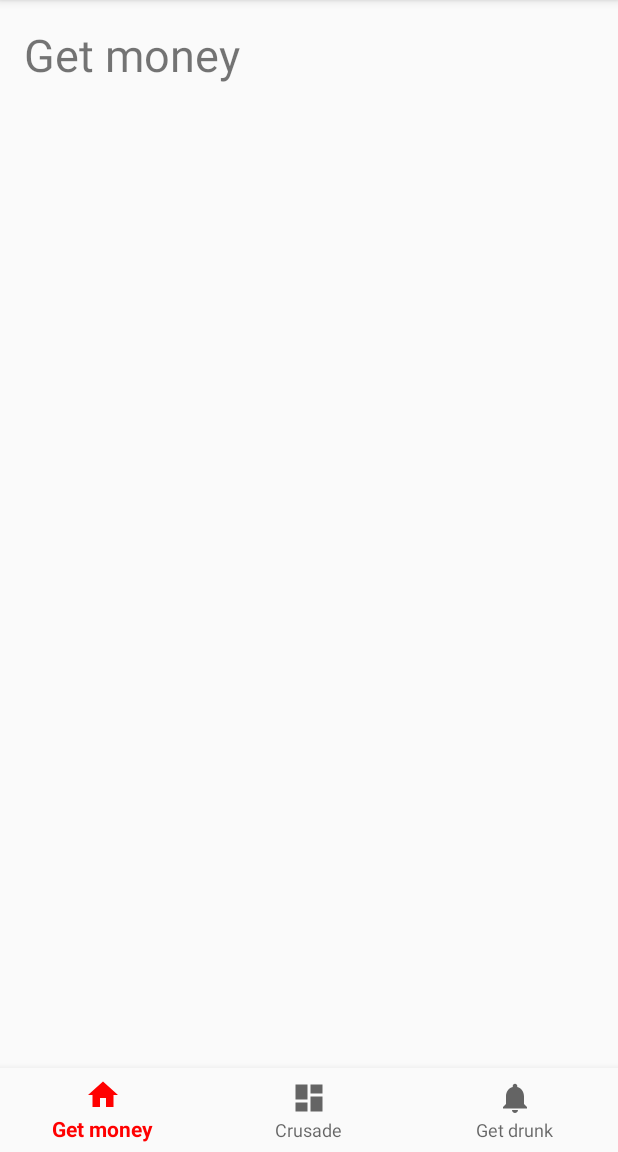
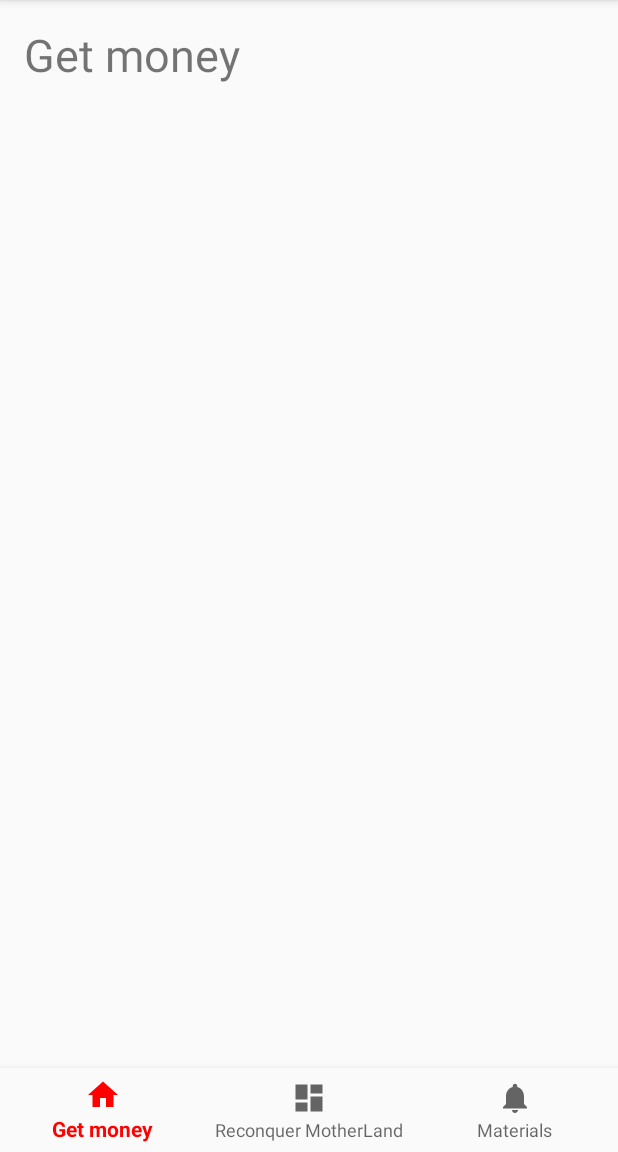
Before and after one commit to GPr1me/URSS-ContractorBOT, an Android app: the screen it shows after launch (MainActivity), on a phone screen of 412 x 824 dp, the part 84-1236 px from its top. Run offline under Robolectric (Android 15) with nearby library versions, the phone set to English and light mode, and no system bars; 12 statements that could not run were skipped.

Commit message:
progress db

```diff
--- a/app/src/main/java/urss/contractorbot/MainActivity.java
+++ b/app/src/main/java/urss/contractorbot/MainActivity.java
@@ -5,11 +5,19 @@ import android.support.annotation.NonNull;
 import android.support.design.widget.BottomNavigationView;
 import android.support.v7.app.AppCompatActivity;
 import android.view.MenuItem;
+import android.widget.ListView;
 import android.widget.TextView;
+import android.content.Intent;
+import android.database.Cursor;
 
 public class MainActivity extends AppCompatActivity {
 
     private TextView mTextMessage;
+    private MySQLiteHelper db;
+    private Cursor cursor;
+    private MaterialCursorAdapter adapter;
+    private ListView lvMaterial;
+
 
     private BottomNavigationView.OnNavigationItemSelectedListener mOnNavigationItemSelectedListener
             = new BottomNavigationView.OnNavigationItemSelectedListener() {
@@ -24,7 +32,7 @@ public class MainActivity extends AppCompatActivity {
                     mTextMessage.setText(R.string.content_dashboard);
                     return true;
                 case R.id.navigation_notifications:
-                    mTextMessage.setText(R.string.title_notifications);
+                    mTextMessage.setText(R.string.title_material_list);
                     return true;
             }
             return false;
@@ -35,10 +43,22 @@ public class MainActivity extends AppCompatActivity {
     protected void onCreate(Bundle savedInstanceState) {
         super.onCreate(savedInstanceState);
         setContentView(R.layout.activity_send_commands);
+        initLayout();
+
+        db = new MySQLiteHelper(this);
+        db.initDB();
+        /*cursor = db.getAllMaterials();
+        adapter = new MaterialCursorAdapter(this, cursor, 0);
+        lvMaterial.setAdapter(adapter);
+        lvMaterial.setItemChecked(0, true);*/
 
         mTextMessage = (TextView) findViewById(R.id.message);
         BottomNavigationView navigation = (BottomNavigationView) findViewById(R.id.navigation);
         navigation.setOnNavigationItemSelectedListener(mOnNavigationItemSelectedListener);
     }
 
+    public void initLayout()
+    {
+        lvMaterial = (ListView)findViewById(R.id.listViewMaterial);
+    }
 }
--- a/app/src/main/java/urss/contractorbot/MySQLiteHelper.java
+++ b/app/src/main/java/urss/contractorbot/MySQLiteHelper.java
@@ -860,7 +860,15 @@ public class MySQLiteHelper extends SQLiteOpenHelper{
         super(context, DATABASE_NAME, null, DATABASE_VERSION);
     }
 
+    public void initDB()
+    {
+        deleteAllEntries();
+        fillSuppliers(SUPPLIERS);
+        fillTypes(TYPES);
+        fillMaterials(MATERIALS);
+    }
 
+    @Override
     public void onCreate(SQLiteDatabase db)
     {
         String CREATE_TYPE_TABLE = "CREATE TABLE " + TABLE_TYPE + " ( " +
@@ -910,13 +918,10 @@ public class MySQLiteHelper extends SQLiteOpenHelper{
                             ", " + KEY_SUPPLIER_ID +
                             ", " + KEY_SUPPLIER_NAME +
                             ", " + KEY_PRICE +
-
                        " FROM " + TABLE_MATERIAL +
-
                        " LEFT JOIN " + TABLE_TYPE +
                             " ON " + TABLE_MATERIAL + "." + KEY_TYPE_ID +
                                 " = " + TABLE_TYPE + "." + KEY_TYPE_ID +
-
                        " LEFT JOIN " + TABLE_SUPPLIER +
                             " ON " + TABLE_MATERIAL + "." + KEY_SUPPLIER_ID +
                                 " = " + TABLE_SUPPLIER + "." + KEY_SUPPLIER_ID;
@@ -930,6 +935,17 @@ public class MySQLiteHelper extends SQLiteOpenHelper{
 
         db.close();
         return cursor;
+    }
+
+    public boolean deleteAllEntries()
+    {
+        SQLiteDatabase db = this.getWritableDatabase();
+        int doneDelete = 0;
+        doneDelete = db.delete(TABLE_MATERIAL, null, null)
+                    + db.delete(TABLE_TYPE, null, null)
+                    + db.delete(TABLE_SUPPLIER, null, null);
+        db.close();
+        return doneDelete > 0;
     }
 
     public Cursor filtre(String column, String search)
@@ -971,6 +987,8 @@ public class MySQLiteHelper extends SQLiteOpenHelper{
         {
             db.endTransaction();
         }
+
+        db.close();
     }
 
     private void fillSuppliers(MaterialSupplier[] suppliers)
@@ -992,6 +1010,8 @@ public class MySQLiteHelper extends SQLiteOpenHelper{
         {
             db.endTransaction();
         }
+
+        db.close();
     }
 
     private void fillMaterials(Material[] materials)
@@ -1016,5 +1036,7 @@ public class MySQLiteHelper extends SQLiteOpenHelper{
         {
             db.endTransaction();
         }
+
+        db.close();
     }
 }
--- a/app/src/main/res/menu/navigation.xml
+++ b/app/src/main/res/menu/navigation.xml
@@ -14,6 +14,6 @@
     <item
         android:id="@+id/navigation_notifications"
         android:icon="@drawable/ic_notifications_black_24dp"
-        android:title="@string/title_notifications" />
+        android:title="@string/title_material_list" />
 
 </menu>
--- a/app/src/main/res/values/strings.xml
+++ b/app/src/main/res/values/strings.xml
@@ -1,7 +1,6 @@
 <resources>
     <string name="app_name">ContractorBOT</string>
     <string name="title_home">Get money</string>
-    <string name="title_dashboard">Crusade</string>
-    <string name="content_dashboard">Reconquer MotherLand \nMake Communism great again!!</string>
-    <string name="title_notifications">Get drunk</string>
+    <string name="title_dashboard">Reconquer MotherLand</string>
+    <string name="title_material_list">Materials</string>
 </resources>
```
Also changed, not shown: app/src/main/java/urss/contractorbot/MaterialCursorAdapter.java (+17 -14 lines), app/src/main/java/urss/contractorbot/MaterialView.java (added, +33 -0 lines), app/src/main/res/layout/material_row_layout.xml (added, +18 -0 lines), app/src/main/res/layout/materiallayout.xml (added, +14 -0 lines).
